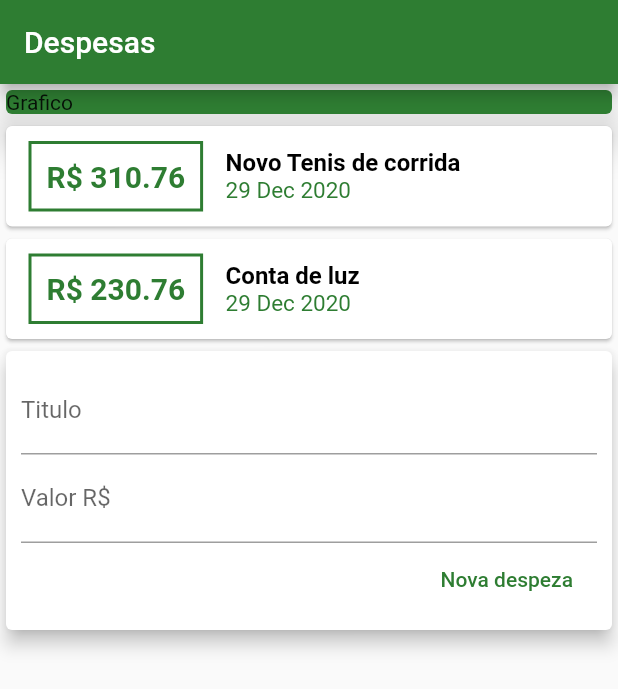
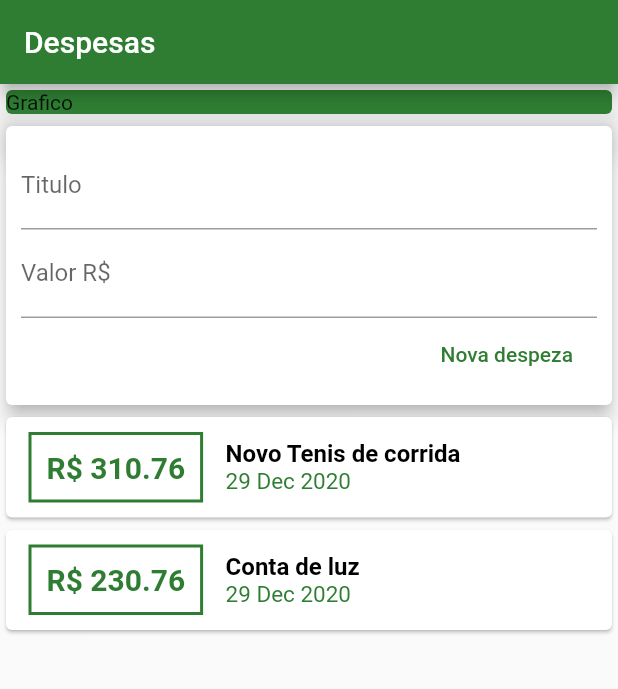
Before and after one commit to fabricioromanii/AppFinancas, a Flutter app: the screen it shows after launch, after a tap on "Nova despeza", on a phone screen of 412 x 824 dp. Shown: the top 689 px of the screen. Run offline on Flutter 3.47's test engine with Material 2 defaults, Android fonts, the phone set to English and light mode, and no system bars.

Commit message:
melhorando a lista e evitando conflitos da tela

```diff
--- a/lib/components/transaction_form.dart
+++ b/lib/components/transaction_form.dart
@@ -5,6 +5,18 @@ class TransactionForm extends StatelessWidget {
   final titleController = TextEditingController();
   final valueController = TextEditingController();
 
+  final void Function(String, double) onSubmit;
+
+  TransactionForm(this.onSubmit);
+
+  _submitForm(){
+    final title = titleController.text;
+    final value = double.tryParse(valueController.text)?? 0.0;
+    if(title.isEmpty || value<=0){
+      return;
+    }
+    onSubmit(title,value);
+  }
   @override
   Widget build(BuildContext context) {
     return Card(
@@ -15,12 +27,15 @@ class TransactionForm extends StatelessWidget {
                 children: <Widget>[
                   TextField(
                    controller: titleController,
+                    onSubmitted: (_) => _submitForm(),
                     decoration:InputDecoration(
                       labelText: "Titulo",
                     ),
                   ),
                   TextField(
                    controller: valueController,
+                   keyboardType: TextInputType.numberWithOptions(decimal:true),
+                   onSubmitted: (_) => _submitForm(),
                     decoration:InputDecoration(
                       labelText: "Valor R\$",
                     ),
@@ -32,7 +47,7 @@ class TransactionForm extends StatelessWidget {
                         child:
                         Text("Nova despeza"),
                         textColor: Colors.green[800],
-                        onPressed:(){},
+                        onPressed: _submitForm,
                       ),
                     ],
                   )
--- a/lib/components/transaction_list.dart
+++ b/lib/components/transaction_list.dart
@@ -11,11 +11,17 @@ class TransactionList extends StatelessWidget {
 
   @override
   Widget build(BuildContext context) {
-   return Column(
-    children: transactions.map((tr){
+    return Container(
+      height: 400,
+      child: ListView.builder(
+        itemCount: transactions.length,
+        itemBuilder: (ctx, index) {
+
+        final tr = transactions[index];
+
         return Card(
           child: Row(
-          children:<Widget>[
+            children: <Widget>[
               Container(
                 margin: EdgeInsets.symmetric(
                   horizontal: 15,
@@ -24,10 +30,10 @@ class TransactionList extends StatelessWidget {
                   decoration: BoxDecoration(
                     border: Border.all(
                       color: Colors.green[800],
-                  width:2,
+                      width: 2,
                     )
                   ),
-              padding:EdgeInsets.all(10),
+                  padding: EdgeInsets.all(10),
                   child: Text(
                     'R\$ ' + tr.value.toStringAsFixed(2),
                     style: TextStyle(
@@ -38,7 +44,7 @@ class TransactionList extends StatelessWidget {
                   ),
                 ),
                 Column(
-              crossAxisAlignment:CrossAxisAlignment.start,
+                  crossAxisAlignment: CrossAxisAlignment.start,
                   children: <Widget>[
                   Text(
                       tr.title,
@@ -60,7 +66,8 @@ class TransactionList extends StatelessWidget {
               ],
             ),
           );
-    }).toList(),
+        },
+      ),
    );
   }
 }
--- a/lib/main.dart
+++ b/lib/main.dart
@@ -20,7 +20,8 @@ class MyHomePage extends StatelessWidget {
         title:Text("Despesas"),
         backgroundColor:Colors.green[800],
       ),
-      body: Column(
+      body: SingleChildScrollView(
+          child: Column(
           crossAxisAlignment: CrossAxisAlignment.stretch,
           children: <Widget>[
             Container(
@@ -32,7 +33,8 @@ class MyHomePage extends StatelessWidget {
             ),
             TransactionUser(),
           ],
-      )
+        ),
+      ),
     );
   }
 }
```
Also changed, not shown: lib/components/transaction_user.dart (+18 -3 lines). Lines whose indentation alone changed are shown as unchanged.
